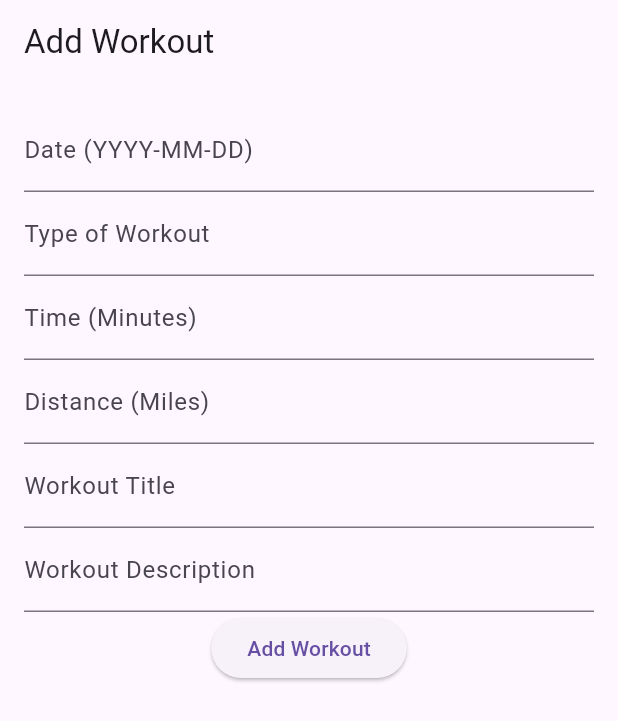
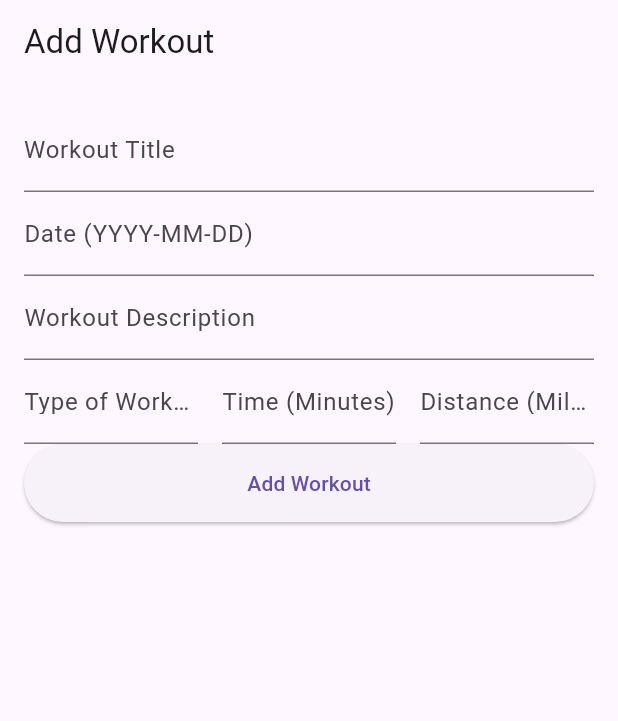
Before and after one commit to marcsaffold17/GetFitApp, a Flutter app: the screen it shows after launch, on a phone screen of 412 x 824 dp. Shown: the top 721 px of the screen. Run offline on Flutter 3.47's test engine with Material 3 defaults, Android fonts, the phone set to English and light mode, and no system bars; our stand-ins replace cloud_firestore, firebase_core; accounts and stored records are empty.

Commit message:
Slightly updated UI

```diff
--- a/get_fit_app/lib/view/insert_workout_view.dart
+++ b/get_fit_app/lib/view/insert_workout_view.dart
@@ -61,30 +61,54 @@ class _WorkoutEntryScreenState extends State<WorkoutEntryScreen> implements Work
           child: Column(
             children: [
               TextFormField(
-                controller: _dayController,
-                decoration: InputDecoration(labelText: 'Date (YYYY-MM-DD)'),
+                controller: _titleController,
+                decoration: InputDecoration(
+                  labelText: 'Workout Title',
+                  floatingLabelAlignment: FloatingLabelAlignment.center,
+              ),
+                keyboardType: TextInputType.text,
+              textAlign: TextAlign.center,
               ),
               TextFormField(
+                controller: _dayController,
+                decoration: InputDecoration(
+                  labelText: 'Date (YYYY-MM-DD)',
+                  floatingLabelAlignment: FloatingLabelAlignment.start,
+                ),
+                keyboardType: TextInputType.datetime,
+
+              ),
+              TextFormField(
+                controller: _descriptionController,
+                decoration: InputDecoration(labelText: 'Workout Description'),
+              ),
+
+              Row(
+                children: [
+                  Expanded (
+                    child: TextFormField(
                       controller: _typeController,
                       decoration: InputDecoration(labelText: 'Type of Workout'),
+                      keyboardType: TextInputType.text,
                     ),
-              TextFormField(
+                  ),
+                  SizedBox(width: 16.0),
+                  Expanded(
+                    child: TextFormField(
                       controller: _timeController,
                       decoration: InputDecoration(labelText: 'Time (Minutes)'),
                       keyboardType: TextInputType.number,
                     ),
-              TextFormField(
+                  ),
+                  SizedBox(width: 16.0), // Add some spacing between the fields
+                  Expanded(
+                    child: TextFormField(
                       controller: _distanceController,
                       decoration: InputDecoration(labelText: 'Distance (Miles)'),
                       keyboardType: TextInputType.number,
                     ),
-              TextFormField(
-                controller: _titleController,
-                decoration: InputDecoration(labelText: 'Workout Title'),
                   ),
-              TextFormField(
-                controller: _descriptionController,
-                decoration: InputDecoration(labelText: 'Workout Description'),
+                ],
               ),
 
               ElevatedButton(
@@ -104,6 +128,10 @@ class _WorkoutEntryScreenState extends State<WorkoutEntryScreen> implements Work
                     widget.presenter.addWorkout(newWorkout);
                   }
                 },
+                style: ElevatedButton.styleFrom(
+                  minimumSize: Size(double.infinity, 50),
+                  padding: EdgeInsets.symmetric(horizontal: 16.0, vertical: 16.0),
+                ),
                 child: Text('Add Workout'),
               ),
             ],
```
Lines whose indentation alone changed are shown as unchanged.
